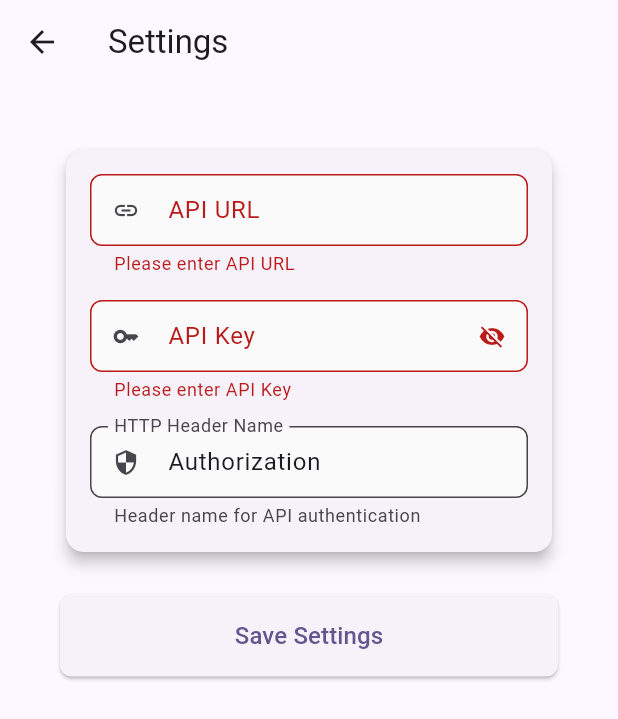
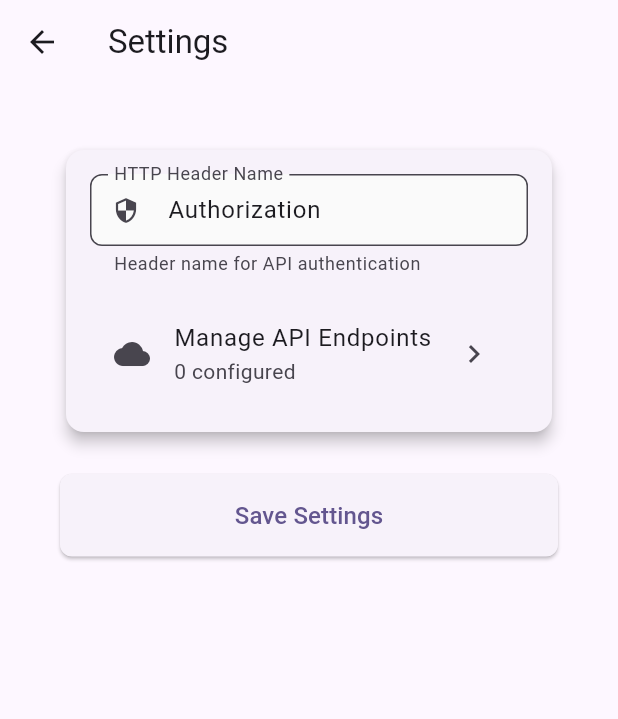
Before and after one commit to DiLRandI/sms-to-api, a Flutter app: the screen it shows after launch, after a tap on the "settings" icon, on a phone screen of 412 x 824 dp. Shown: the top 719 px of the screen. Run offline on Flutter 3.47's test engine with Material 3 defaults, Android fonts, the phone set to English and light mode, and no system bars; our stand-ins replace shared_preferences.

Commit message:
feat: Implement multi-endpoint support for API communication and enhance settings management

```diff
--- a/lib/screen/home.dart
+++ b/lib/screen/home.dart
@@ -5,6 +5,7 @@ import 'package:sms_to_api/screen/phone_numbers.dart';
 import 'package:sms_to_api/screen/settings.dart';
 import 'package:sms_to_api/service/api_service.dart';
 import 'package:sms_to_api/storage/settings/storage.dart';
+import 'package:sms_to_api/screen/api_endpoints.dart';
 
 class MyHomePage extends StatefulWidget {
   const MyHomePage({super.key, required this.title});
@@ -29,9 +30,7 @@ class _MyHomePageState extends State<MyHomePage> {
     // Check if settings are configured (without API validation)
     final settings = await _storage.load();
     final settingsConfigured =
-        settings != null &&
-        settings.url.isNotEmpty &&
-        settings.apiKey.isNotEmpty;
+        settings != null && settings.endpoints.isNotEmpty;
 
     setState(() {
       _isSettingsConfigured = settingsConfigured;
@@ -332,19 +331,19 @@ class _MyHomePageState extends State<MyHomePage> {
                         crossAxisAlignment: CrossAxisAlignment.start,
                         children: [
                           Text(
-                            'API Endpoint Status',
+                            'API Endpoints Status',
                             style: Theme.of(context).textTheme.titleMedium
                                 ?.copyWith(fontWeight: FontWeight.bold),
                           ),
                           const SizedBox(height: 4),
                           Text(
                             _isCheckingApi
-                                ? 'Checking endpoint connectivity...'
+                                ? 'Checking endpoints connectivity...'
                                 : _hasValidatedApi
                                 ? (_isApiReachable
-                                      ? 'API endpoint is reachable and responding'
-                                      : 'API endpoint is not reachable')
-                                : 'Click "Validate API" to check endpoint connectivity',
+                                      ? 'At least one active endpoint is reachable'
+                                      : 'No active endpoint responded 200')
+                                : 'Click "Validate API" to check connectivity',
                             style: Theme.of(context).textTheme.bodyMedium
                                 ?.copyWith(
                                   color: _isCheckingApi
@@ -498,7 +497,7 @@ class _MyHomePageState extends State<MyHomePage> {
                   child: ElevatedButton.icon(
                     onPressed: _validateApi,
                     icon: const Icon(Icons.check_circle),
-                    label: const Text('Validate API'),
+                    label: const Text('Validate APIs'),
                     style: ElevatedButton.styleFrom(
                       backgroundColor: Colors.blue,
                       foregroundColor: Colors.white,
@@ -514,7 +513,7 @@ class _MyHomePageState extends State<MyHomePage> {
                   child: ElevatedButton.icon(
                     onPressed: _testApiCall,
                     icon: const Icon(Icons.send),
-                    label: const Text('Test API'),
+                    label: const Text('Test APIs'),
                     style: ElevatedButton.styleFrom(
                       backgroundColor: Colors.orange,
                       foregroundColor: Colors.white,
@@ -567,6 +566,20 @@ class _MyHomePageState extends State<MyHomePage> {
           ),
           const SizedBox(width: 8),
           IconButton(
+            icon: const Icon(Icons.cloud_queue),
+            onPressed: () async {
+              await Navigator.push(
+                context,
+                MaterialPageRoute(
+                  builder: (context) => const ApiEndpointsScreen(),
+                ),
+              );
+              _checkSettings();
+            },
+            tooltip: 'API Endpoints',
+          ),
+          const SizedBox(width: 8),
+          IconButton(
             icon: const Icon(Icons.list_alt),
             onPressed: () async {
               await Navigator.push(
--- a/lib/screen/phone_numbers.dart
+++ b/lib/screen/phone_numbers.dart
@@ -50,6 +50,7 @@ class _PhoneNumbersScreenState extends State<PhoneNumbersScreen> {
       final updatedSettings = Settings(
         url: currentSettings?.url ?? '',
         apiKey: currentSettings?.apiKey ?? '',
+        endpoints: currentSettings?.endpoints ?? const [],
         authHeaderName: currentSettings?.authHeaderName ?? 'Authorization',
         phoneNumbers: _phoneNumbers,
       );
--- a/lib/screen/settings.dart
+++ b/lib/screen/settings.dart
@@ -1,6 +1,7 @@
 import 'package:flutter/material.dart';
 import 'package:sms_to_api/storage/settings/storage.dart';
 import 'package:sms_to_api/storage/settings/type.dart';
+import 'package:sms_to_api/screen/api_endpoints.dart';
 
 class SettingsScreen extends StatelessWidget {
   const SettingsScreen({super.key});
@@ -36,10 +37,8 @@ class _SettingsForm extends StatefulWidget {
 
 class _SettingsFormState extends State<_SettingsForm> {
   final _formKey = GlobalKey<FormState>();
-  final _urlController = TextEditingController();
-  final _apiKeyController = TextEditingController();
   final _authHeaderController = TextEditingController();
-  bool _apiKeyObscured = true;
+  int _endpointsCount = 0;
 
   final Storage _storage = Storage();
 
@@ -51,8 +50,6 @@ class _SettingsFormState extends State<_SettingsForm> {
 
   @override
   void dispose() {
-    _urlController.dispose();
-    _apiKeyController.dispose();
     _authHeaderController.dispose();
     super.dispose();
   }
@@ -61,13 +58,13 @@ class _SettingsFormState extends State<_SettingsForm> {
     final settings = await _storage.load();
     if (settings != null) {
       setState(() {
-        _urlController.text = settings.url;
-        _apiKeyController.text = settings.apiKey;
         _authHeaderController.text = settings.authHeaderName;
+        _endpointsCount = settings.endpoints.length;
       });
     } else {
       setState(() {
         _authHeaderController.text = 'Authorization';
+        _endpointsCount = 0;
       });
     }
   }
@@ -92,57 +89,6 @@ class _SettingsFormState extends State<_SettingsForm> {
                 child: Column(
                   children: [
                     TextFormField(
-                      controller: _urlController,
-                      decoration: InputDecoration(
-                        labelText: 'API URL',
-                        prefixIcon: const Icon(Icons.link),
-                        border: OutlineInputBorder(
-                          borderRadius: BorderRadius.circular(8),
-                        ),
-                        filled: true,
-                        fillColor: Colors.grey[50],
-                      ),
-                      validator: (value) {
-                        if (value == null || value.isEmpty) {
-                          return 'Please enter API URL';
-                        }
-                        return null;
-                      },
-                    ),
-                    const SizedBox(height: 16),
-                    TextFormField(
-                      controller: _apiKeyController,
-                      decoration: InputDecoration(
-                        labelText: 'API Key',
-                        prefixIcon: const Icon(Icons.key),
-                        suffixIcon: IconButton(
-                          icon: Icon(
-                            _apiKeyObscured
-                                ? Icons.visibility_off
-                                : Icons.visibility,
-                          ),
-                          onPressed: () {
-                            setState(() {
-                              _apiKeyObscured = !_apiKeyObscured;
-                            });
-                          },
-                        ),
-                        border: OutlineInputBorder(
-                          borderRadius: BorderRadius.circular(8),
-                        ),
-                        filled: true,
-                        fillColor: Colors.grey[50],
-                      ),
-                      obscureText: _apiKeyObscured,
-                      validator: (value) {
-                        if (value == null || value.isEmpty) {
-                          return 'Please enter API Key';
-                        }
-                        return null;
-                      },
-                    ),
-                    const SizedBox(height: 16),
-                    TextFormField(
                       controller: _authHeaderController,
                       decoration: InputDecoration(
                         labelText: 'HTTP Header Name',
@@ -162,6 +108,22 @@ class _SettingsFormState extends State<_SettingsForm> {
                         return null;
                       },
                     ),
+                    const SizedBox(height: 16),
+                    ListTile(
+                      leading: const Icon(Icons.cloud),
+                      title: const Text('Manage API Endpoints'),
+                      subtitle: Text('$_endpointsCount configured'),
+                      trailing: const Icon(Icons.chevron_right),
+                      onTap: () async {
+                        await Navigator.push(
+                          context,
+                          MaterialPageRoute(
+                            builder: (context) => const ApiEndpointsScreen(),
+                          ),
+                        );
+                        await _loadSettings();
+                      },
+                    ),
                   ],
                 ),
               ),
@@ -172,12 +134,13 @@ class _SettingsFormState extends State<_SettingsForm> {
                 if (_formKey.currentState!.validate()) {
                   final messenger = ScaffoldMessenger.of(context);
                   try {
-                    // Load existing settings to preserve phone numbers
+                    // Load existing settings to preserve endpoints and phone numbers
                     final existingSettings = await _storage.load();
                     var saved = await _storage.save(
                       Settings(
-                        url: _urlController.text,
-                        apiKey: _apiKeyController.text,
+                        url: existingSettings?.url ?? '',
+                        apiKey: existingSettings?.apiKey ?? '',
+                        endpoints: existingSettings?.endpoints ?? const [],
                         authHeaderName: _authHeaderController.text,
                         phoneNumbers: existingSettings?.phoneNumbers ?? [],
                       ),
--- /dev/null
+++ b/lib/storage/settings/api_endpoint.dart
@@ -0,0 +1,53 @@
+class ApiEndpoint {
+  final String id;
+  final String name;
+  final String url;
+  final String apiKey;
+  final bool active;
+
+  const ApiEndpoint({
+    required this.id,
+    required this.name,
+    required this.url,
+    required this.apiKey,
+    this.active = true,
+  });
+
+  ApiEndpoint copyWith({
+    String? id,
+    String? name,
+    String? url,
+    String? apiKey,
+    bool? active,
+  }) {
+    return ApiEndpoint(
+      id: id ?? this.id,
+      name: name ?? this.name,
+      url: url ?? this.url,
+      apiKey: apiKey ?? this.apiKey,
+      active: active ?? this.active,
+    );
+  }
+
+  Map<String, dynamic> toJson() => {
+    'id': id,
+    'name': name,
+    'url': url,
+    'apiKey': apiKey,
+    'active': active,
+  };
+
+  factory ApiEndpoint.fromJson(Map<String, dynamic> json) {
+    return ApiEndpoint(
+      id:
+          json['id']?.toString() ??
+          DateTime.now().millisecondsSinceEpoch.toString(),
+      name: json['name']?.toString() ?? 'Endpoint',
+      url: json['url']?.toString() ?? '',
+      apiKey: json['apiKey']?.toString() ?? '',
+      active: json['active'] is bool
+          ? (json['active'] as bool)
+          : json['active']?.toString().toLowerCase() == 'true',
+    );
+  }
+}
--- a/lib/storage/settings/type.dart
+++ b/lib/storage/settings/type.dart
@@ -1,30 +1,67 @@
+import 'api_endpoint.dart';
+
 class Settings {
+  // Deprecated single-endpoint fields (kept for backward compatibility/migration)
   final String url;
   final String apiKey;
+  // New multi-endpoint support
+  final List<ApiEndpoint> endpoints;
+  // Shared header name applied to all endpoints
   final String authHeaderName;
   final List<String> phoneNumbers;
 
   Settings({
-    required this.url,
-    required this.apiKey,
+    this.url = '',
+    this.apiKey = '',
+    this.endpoints = const [],
     this.authHeaderName = 'Authorization',
     this.phoneNumbers = const [],
   });
 
   Map<String, dynamic> toJson() {
     return {
+      // Keep legacy fields to not break older native readers
       'url': url,
       'apiKey': apiKey,
+      // New endpoints array
+      'endpoints': endpoints.map((e) => e.toJson()).toList(),
       'authHeaderName': authHeaderName,
       'phoneNumbers': phoneNumbers,
     };
   }
 
   factory Settings.fromJson(Map<String, dynamic> json) {
+    final legacyUrl = json['url']?.toString() ?? '';
+    final legacyKey = json['apiKey']?.toString() ?? '';
+
+    // If 'endpoints' present, parse it; otherwise, migrate legacy url/apiKey into a single endpoint
+    final parsedEndpoints =
+        (json['endpoints'] as List?)
+            ?.map(
+              (e) => ApiEndpoint.fromJson(Map<String, dynamic>.from(e as Map)),
+            )
+            .toList() ??
+        [];
+
+    final endpoints = parsedEndpoints.isNotEmpty
+        ? parsedEndpoints
+        : (legacyUrl.isNotEmpty || legacyKey.isNotEmpty)
+        ? [
+            ApiEndpoint(
+              id: DateTime.now().millisecondsSinceEpoch.toString(),
+              name: 'Default',
+              url: legacyUrl,
+              apiKey: legacyKey,
+              active: true,
+            ),
+          ]
+        : <ApiEndpoint>[];
+
     return Settings(
-      url: json['url'] ?? '',
-      apiKey: json['apiKey'] ?? '',
-      authHeaderName: json['authHeaderName'] ?? 'Authorization',
+      url: legacyUrl,
+      apiKey: legacyKey,
+      endpoints: endpoints,
+      authHeaderName: json['authHeaderName']?.toString() ?? 'Authorization',
       phoneNumbers:
           (json['phoneNumbers'] as List<dynamic>?)
               ?.map((e) => e.toString())
```
Also changed, not shown: lib/screen/api_endpoints.dart (added, +251 -0 lines), lib/service/api_service.dart (+21 -27 lines), 1 other file.
